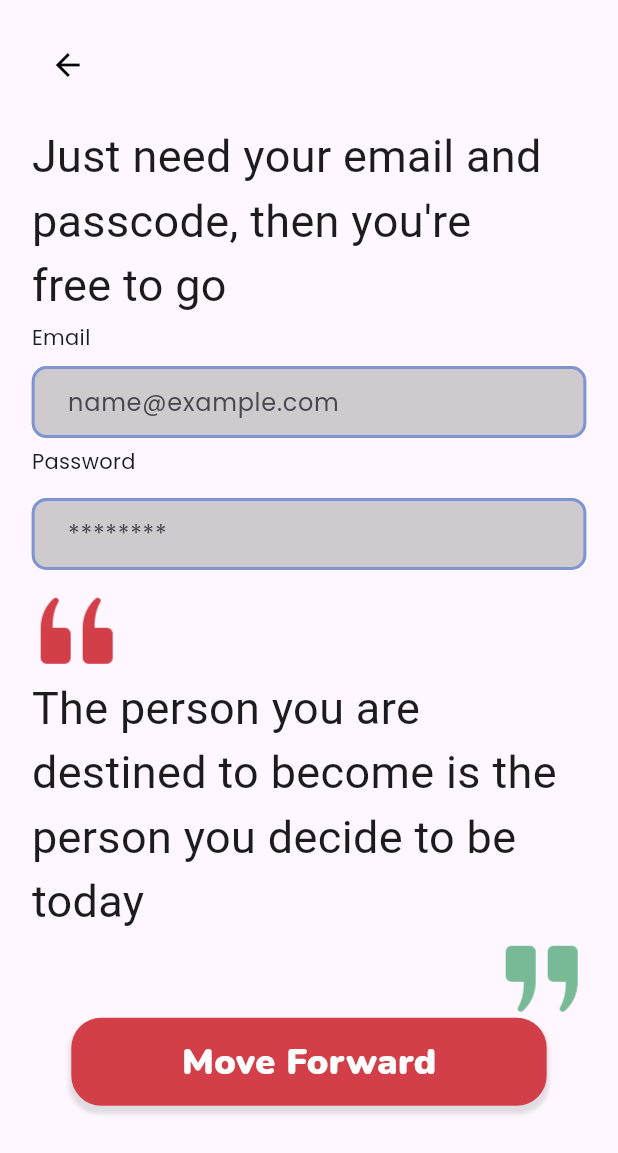
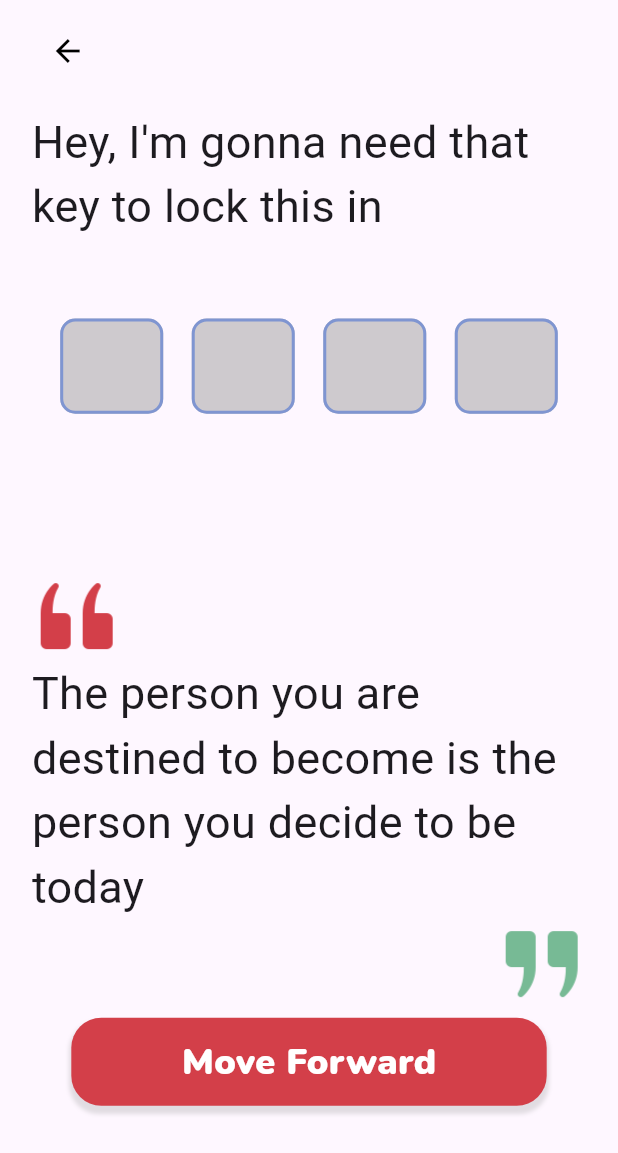
Before and after one commit to dockingmob/eureka-hackathon, a Flutter app: the EmailPasswordScreen screen opened directly, after a tap on "Move Forward", on a phone screen of 412 x 824 dp. Shown: the top 1153 px of the screen. Run offline on Flutter 3.47's test engine with Material 3 defaults, Android fonts, the phone set to English and light mode, and no system bars; Roboto replaces fonts that are missing (BagelFatOne).

Commit message:
Completed Sign Up Screens

```diff
--- a/lib/Screens/SignUp/screen2.dart
+++ b/lib/Screens/SignUp/screen2.dart
@@ -1,4 +1,5 @@
 import 'package:flutter/material.dart';
+import 'package:hackathon/Screens/SignUp/screen3.dart';
 
 import '../../Components/button.dart';
 import '../../Components/quotes.dart';
@@ -19,7 +20,7 @@ class EmailPasswordScreen extends StatelessWidget {
         body: Stack(
           children: [
             Positioned(
-              top: propHeight(20),
+              top: propHeight(10),
               left: propWidth(20),
               child: BackButton(
                 onPressed: () {
@@ -29,7 +30,7 @@ class EmailPasswordScreen extends StatelessWidget {
               ),
             ),
             Positioned(
-              top: propHeight(85),
+              top: propHeight(75),
               left: propWidth(20),
               child: Flexible(
                 child: SizedBox(
@@ -45,7 +46,7 @@ class EmailPasswordScreen extends StatelessWidget {
               ),
             ),
             Positioned(
-              top: propHeight(220),
+              top: propHeight(210),
               left: propWidth(20),
               child: const Text(
                 "Email",
@@ -56,7 +57,7 @@ class EmailPasswordScreen extends StatelessWidget {
               ),
             ),
             Positioned(
-              top: propHeight(250),
+              top: propHeight(240),
               left: propWidth(20),
               child: SmallField(
                 textController: email,
@@ -65,7 +66,7 @@ class EmailPasswordScreen extends StatelessWidget {
               ),
             ),
             Positioned(
-              top: propHeight(305),
+              top: propHeight(295),
               left: propWidth(20),
               child: const Text(
                 "Password",
@@ -76,7 +77,7 @@ class EmailPasswordScreen extends StatelessWidget {
               ),
             ),
             Positioned(
-              top: propHeight(340),
+              top: propHeight(330),
               left: propWidth(20),
               child: SmallField(
                 textController: password,
@@ -85,7 +86,7 @@ class EmailPasswordScreen extends StatelessWidget {
               ),
             ),
             Positioned(
-              top: propHeight(400),
+              top: propHeight(390),
               left: propWidth(20),
               child: QuoteCard(
                 quote: quotes[3],
@@ -96,7 +97,14 @@ class EmailPasswordScreen extends StatelessWidget {
               left: propWidth(45),
               child: BigButton(
                 text: "Move Forward",
-                onPressed: () {},
+                onPressed: () {
+                  Navigator.push(
+                    context,
+                    MaterialPageRoute(
+                      builder: (context) => const OTPScreen(),
+                    ),
+                  );
+                },
               ),
             )
           ],
--- a/lib/Screens/SignUp/screen3.dart
+++ b/lib/Screens/SignUp/screen3.dart
@@ -1,10 +1,90 @@
 import 'package:flutter/material.dart';
+import 'package:hackathon/Components/textfields.dart';
+import 'package:hackathon/Screens/Questionnaires/screen1.dart';
+import 'package:hackathon/sizeconfig.dart';
+
+import '../../Components/button.dart';
+import '../../Components/quotes.dart';
+import '../../constants.dart';
 
 class OTPScreen extends StatelessWidget {
   const OTPScreen({super.key});
 
   @override
   Widget build(BuildContext context) {
-    return const Placeholder();
+    Sizeconfig.init(context);
+    return SafeArea(
+      child: Scaffold(
+        body: Stack(
+          children: [
+            Positioned(
+              top: propHeight(10),
+              left: propWidth(20),
+              child: BackButton(
+                onPressed: () {
+                  Navigator.pop(context);
+                },
+                color: Colors.black,
+              ),
+            ),
+            Positioned(
+              top: propHeight(75),
+              left: propWidth(20),
+              child: Flexible(
+                child: SizedBox(
+                  width: propHeight(350),
+                  child: const Text(
+                    "Hey, I'm gonna need that key to lock this in",
+                    style: TextStyle(
+                      fontFamily: "BagelFatOne",
+                      fontSize: 30,
+                    ),
+                  ),
+                ),
+              ),
+            ),
+            Positioned(
+              top: propHeight(215),
+              left: propWidth(20),
+              child: SizedBox(
+                height: propHeight(70),
+                width: propWidth(350),
+                child: const Row(
+                  mainAxisAlignment: MainAxisAlignment.spaceEvenly,
+                  children: [
+                    OTPField(),
+                    OTPField(),
+                    OTPField(),
+                    OTPField(),
+                  ],
+                ),
+              ),
+            ),
+            Positioned(
+              top: propHeight(390),
+              left: propWidth(20),
+              child: QuoteCard(
+                quote: quotes[3],
+              ),
+            ),
+            Positioned(
+              top: propHeight(695),
+              left: propWidth(45),
+              child: BigButton(
+                text: "Move Forward",
+                onPressed: () {
+                  Navigator.push(
+                    context,
+                    MaterialPageRoute(
+                      builder: (context) => const IntroScreen(),
+                    ),
+                  );
+                },
+              ),
+            )
+          ],
+        ),
+      ),
+    );
   }
 }
```
Also changed, not shown: lib/Screens/Questionnaires/screen1.dart (added, +14 -0 lines), lib/Screens/SignIn/signin.dart (+8 -10 lines), lib/Screens/SignUp/screen1.dart (+6 -6 lines).
